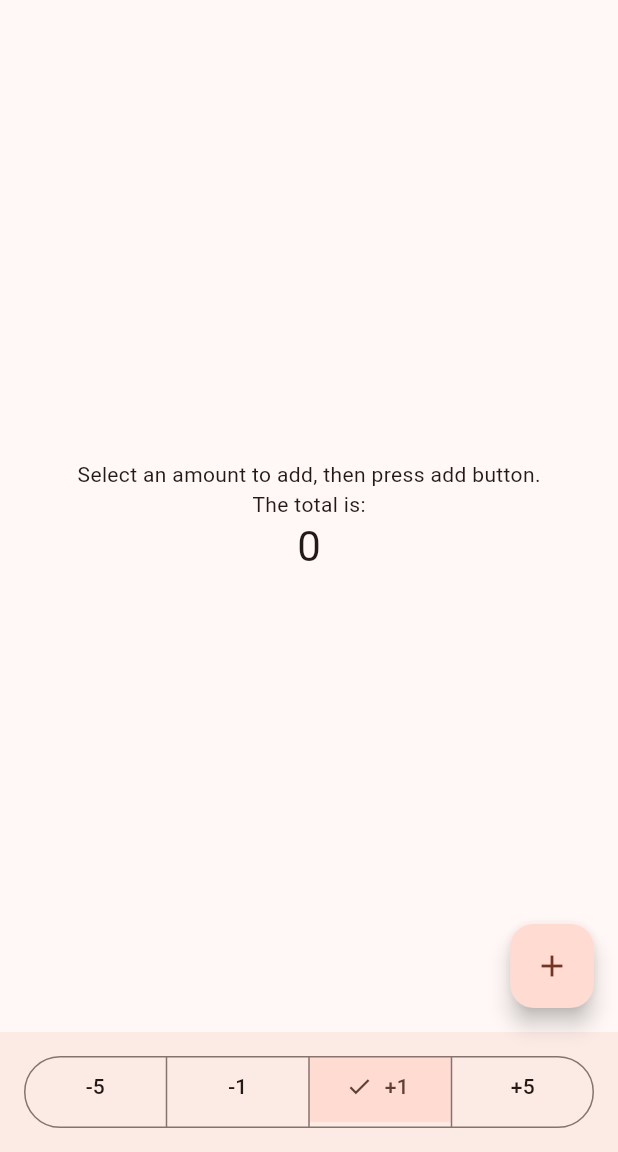
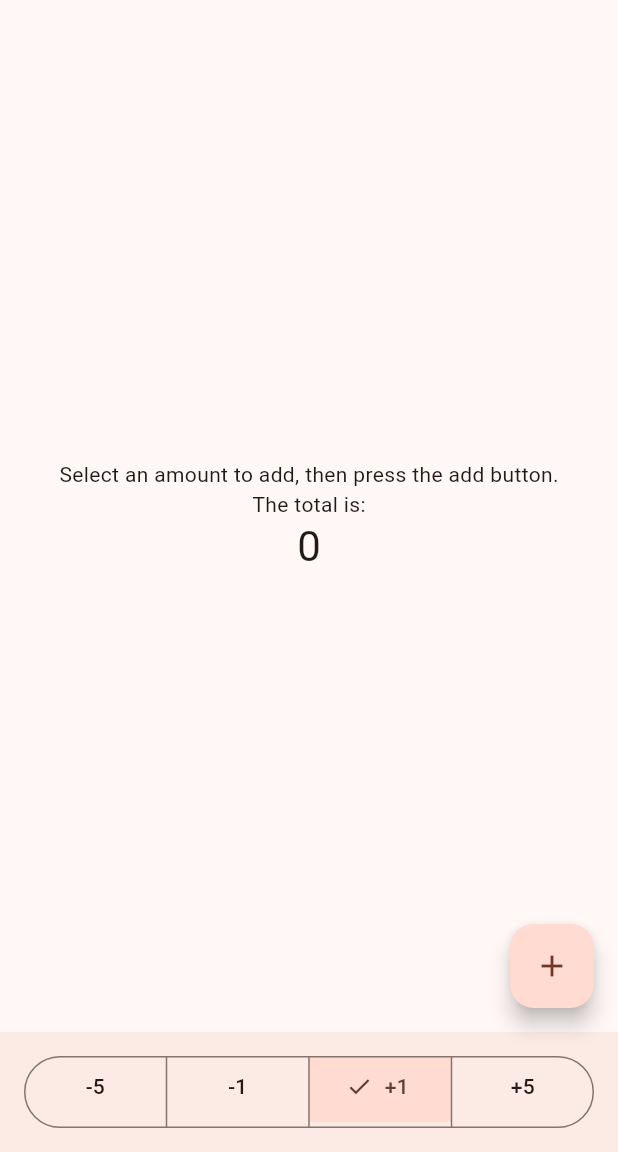
Before and after one commit to LeitMoth/click-me, a Flutter app: the screen it shows after launch, on a phone screen of 412 x 824 dp, the part 84-1236 px from its top. Run offline on Flutter 3.47's test engine with Material 3 defaults, Android fonts, the phone set to English and light mode, and no system bars.

Commit message:
fix typo

```diff
--- a/lib/main.dart
+++ b/lib/main.dart
@@ -107,7 +107,7 @@ class _MyHomePageState extends State<MyHomePage> {
           mainAxisAlignment: MainAxisAlignment.center,
           children: <Widget>[
             const Text(
-              'Select an amount to add, then press add button.',
+              'Select an amount to add, then press the add button.',
             ),
             const Text(
                'The total is:'
```
